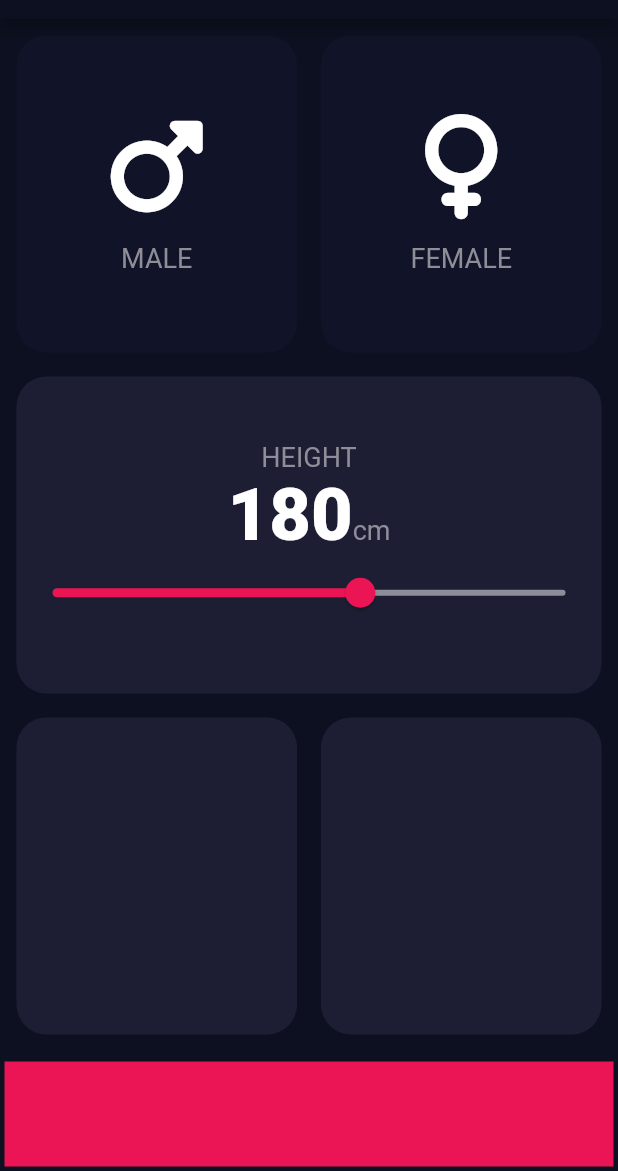
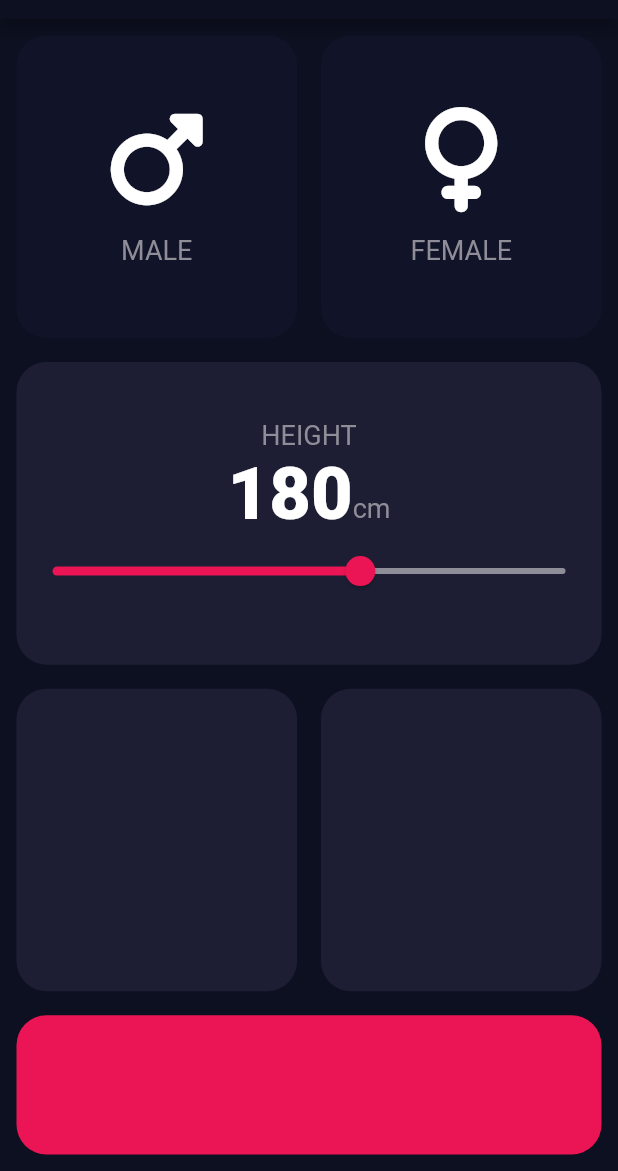
Before and after one commit to Bamidele1234/bmi_calculator, a Flutter app: the screen it shows after launch, on a phone screen of 412 x 824 dp, the part 65-1236 px from its top. Run offline on Flutter 3.47's test engine with Material 2 defaults, Android fonts, the phone set to English and light mode, and no system bars; our stand-ins replace font_awesome_flutter.

Commit message:
Improved the UI

```diff
--- a/lib/input_page.dart
+++ b/lib/input_page.dart
@@ -31,6 +31,7 @@ class _InputPageState extends State<InputPage> {
           crossAxisAlignment: CrossAxisAlignment.stretch,
           children: [
             Expanded(
+              flex: 4,
               child: Row(
                 children: [
                   Expanded(
@@ -70,6 +71,7 @@ class _InputPageState extends State<InputPage> {
               ),
             ),
             Expanded(
+              flex: 4,
               child: ReusableCard(
                 mrg: kmrg,
                 myColor: kactiveColor,
@@ -113,6 +115,7 @@ class _InputPageState extends State<InputPage> {
               ),
             ),
             Expanded(
+              flex: 4,
               child: Row(
                 children: [
                   Expanded(
@@ -124,10 +127,9 @@ class _InputPageState extends State<InputPage> {
                 ],
               ),
             ),
-            Container(
-              color: kbtnColor,
-              margin: const EdgeInsets.only(top: 10.0),
-              height: kbch,
+            Expanded(
+              flex: 2,
+              child: ReusableCard(mrg: kmrg, myColor: kbtnColor, brd: kbrd),
             ),
           ],
         ),
```
